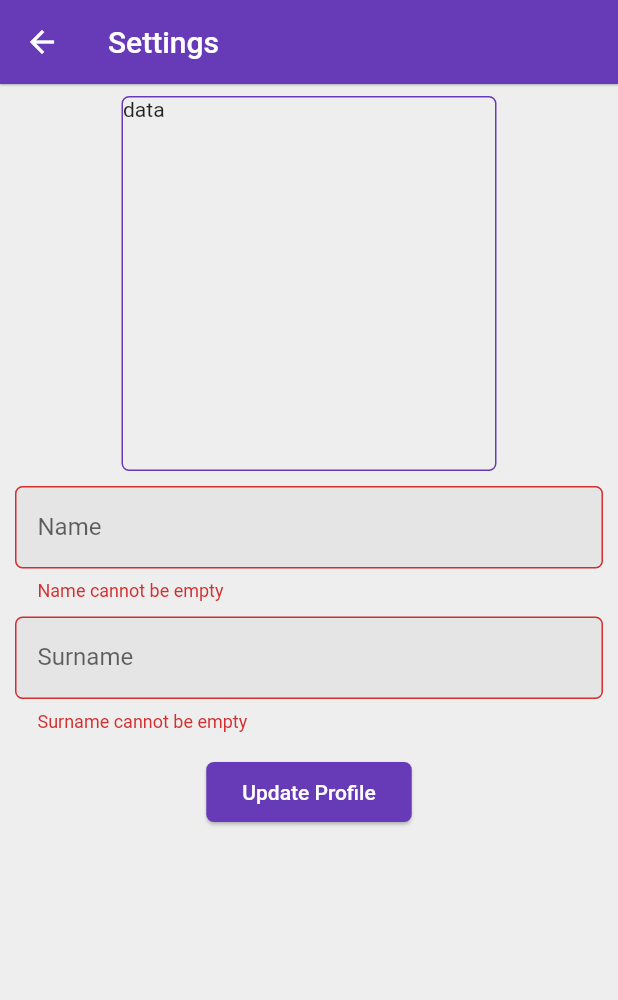
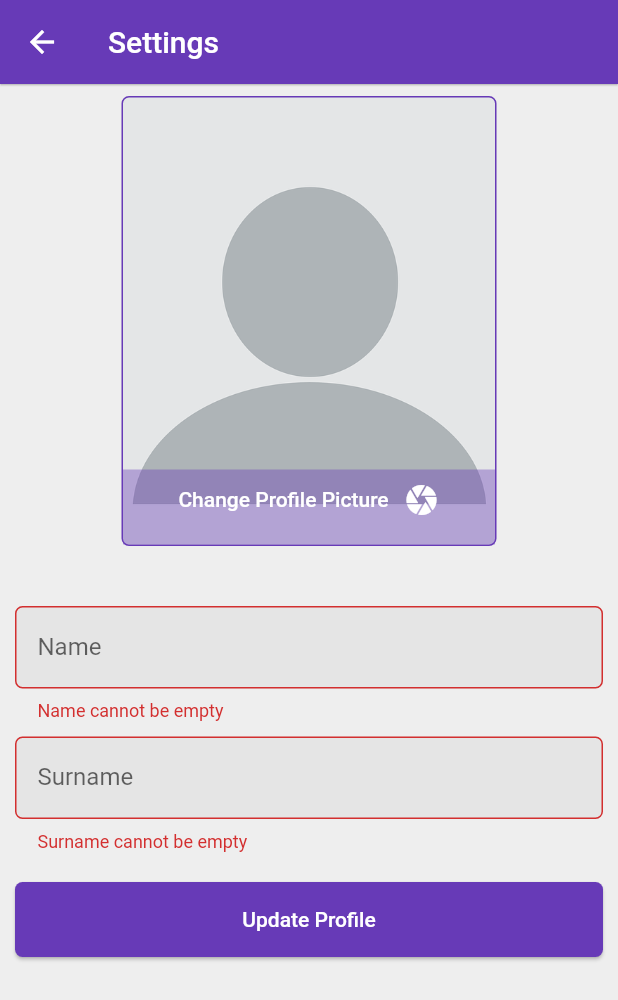
Before and after one commit to JamiuJimoh/jcm, a Flutter app: the SettingsPage screen opened directly with empty values, after a tap on "Update Profile", on a phone screen of 412 x 824 dp. Shown: the top 1000 px of the screen. Run offline on Flutter 3.47's test engine with Material 2 defaults, Android fonts, the phone set to English and light mode, and no system bars; our stand-ins replace cloud_firestore, firebase_auth, firebase_core, firebase_storage, flutter_bloc, google_sign_in and 2 more; accounts and stored records are empty.

Commit message:
implemented firebase image upload feature

```diff
--- /dev/null
+++ b/lib/app/home/settings_page/image_input.dart
@@ -0,0 +1,149 @@
+import 'dart:io';
+
+import 'package:flutter/material.dart';
+import 'package:image_picker/image_picker.dart';
+
+import 'pick_image_container.dart';
+
+class ImageInput extends StatefulWidget {
+  ImageInput({required this.pickedImageFn, required this.initialImage});
+  final void Function(File pickedImage) pickedImageFn;
+  final String initialImage;
+
+  @override
+  _ImageInputState createState() => _ImageInputState();
+}
+
+class _ImageInputState extends State<ImageInput> {
+  File? _storedImage;
+  // File? _image;
+
+  final _imgPicker = ImagePicker();
+
+  Future<void> _chooseImageSource() async {
+    await showModalBottomSheet(
+      context: context,
+      builder: (_) {
+        return Padding(
+          padding: const EdgeInsets.symmetric(vertical: 30.0),
+          child: Row(
+            mainAxisAlignment: MainAxisAlignment.spaceAround,
+            // crossAxisAlignment: CrossAxisAlignment.end,
+            children: [
+              _bottomSheetOption(
+                icon: Icons.camera,
+                text: 'Take a picture',
+                select: () {
+                  _takePicture(ImageSource.camera);
+                },
+              ),
+              _bottomSheetOption(
+                icon: Icons.photo,
+                text: 'Choose from gallery',
+                select: () {
+                  _takePicture(ImageSource.gallery);
+                },
+              ),
+            ],
+          ),
+        );
+      },
+    );
+  }
+
+  Future<void> _takePicture(ImageSource imageSource) async {
+    final imageFile = await _imgPicker.pickImage(
+      source: imageSource,
+      imageQuality: 80,
+      maxHeight: 800,
+      maxWidth: 800,
+    );
+    if (imageFile != null) {
+      setState(() {
+        _storedImage = File(imageFile.path);
+      });
+      // final appDir = await syspaths.getApplicationDocumentsDirectory();
+      // final fileName = path.basename(imageFile.path);
+      // final savedImage = await _storedImage?.copy('${appDir.path}/$fileName');
+      widget.pickedImageFn(File(imageFile.path));
+    }
+    Navigator.of(context).pop();
+  }
+
+  @override
+  Widget build(BuildContext context) {
+    return InkWell(
+      child: PickImageContainer(
+        context,
+        child: Align(
+          alignment: Alignment.bottomCenter,
+          child: Stack(
+            children: [
+              Container(
+                color: Theme.of(context).primaryColor.withAlpha(100),
+                height: 50.0,
+                width: double.infinity,
+              ),
+              Padding(
+                padding: const EdgeInsets.all(8.0),
+                child: Row(
+                  mainAxisAlignment: MainAxisAlignment.center,
+                  children: [
+                    Text(
+                      'Change Profile Picture',
+                      style: Theme.of(context)
+                          .textTheme
+                          .bodyText1
+                          ?.copyWith(color: Colors.white),
+                    ),
+                    const SizedBox(width: 10.0),
+                    Icon(Icons.camera, color: Colors.white),
+                  ],
+                ),
+              ),
+            ],
+          ),
+        ),
+        decorationImage: DecorationImage(
+          image: _storedImage == null
+              ? (widget.initialImage.isEmpty
+                  ? AssetImage('assets/images/blank-profile-picture.png')
+                  : NetworkImage(widget.initialImage) as ImageProvider)
+              : FileImage(_storedImage!),
+          fit: BoxFit.cover,
+        ),
+      ),
+      onTap: _chooseImageSource,
+    );
+  }
+
+  Widget _bottomSheetOption({
+    required IconData icon,
+    required String text,
+    required void Function() select,
+  }) {
+    return GestureDetector(
+      onTap: select,
+      child: SizedBox(
+        height: 120.0,
+        child: Column(
+          children: [
+            Icon(
+              icon,
+              size: 35.0,
+              color: Theme.of(context).accentColor,
+            ),
+            const SizedBox(height: 10.0),
+            Text(
+              text,
+              style: TextStyle(
+                fontSize: 16.0,
+                fontWeight: FontWeight.w600,
+              ),
+            ),
+          ],
+        ),
+      ),
+    );
+  }
+}
--- a/lib/app/home/settings_page/pick_image_container.dart
+++ b/lib/app/home/settings_page/pick_image_container.dart
@@ -2,14 +2,19 @@ import 'package:flutter/material.dart';
 import 'package:jamiu_class_manager/common_widgets/custom_container.dart';
 
 class PickImageContainer extends CustomContainer {
-  PickImageContainer(BuildContext context)
-      : super(
-          child: Text('data'),
+  PickImageContainer(
+    BuildContext context, {
+    required Widget child,
+    DecorationImage? decorationImage,
+  }) : super(
+          child: child,
           borderRadius: 5.0,
           // minHeight: 250.0,
+          decorationImage: decorationImage,
           minHeight: 250.0,
           maxHeight: 300.0,
           minWidth: 250.0,
+          maxWidth: 250.0,
           borderColor: Theme.of(context).primaryColor,
         );
 }
--- a/lib/app/home/settings_page/settings_page.dart
+++ b/lib/app/home/settings_page/settings_page.dart
@@ -1,3 +1,5 @@
+import 'dart:io';
+
 import 'package:cloud_firestore/cloud_firestore.dart';
 import 'package:flutter/material.dart';
 import 'package:jamiu_class_manager/app/home/models/user_profile.dart';
@@ -8,7 +10,7 @@ import 'package:jamiu_class_manager/services/auth.dart';
 import 'package:jamiu_class_manager/services/database.dart';
 import 'package:provider/provider.dart';
 
-import 'pick_image_container.dart';
+import 'image_input.dart';
 
 class SettingsPage extends StatefulWidget {
   const SettingsPage({
@@ -46,17 +48,20 @@ class SettingsPage extends StatefulWidget {
 
 class _SettingsPageState extends State<SettingsPage> {
   final _formKey = GlobalKey<FormState>();
+  File? _pickedImage;
 
   var _isLoading = false;
 
   String? _name;
   String? _surname;
+  String? _userImageUrl;
 
   @override
   void initState() {
     super.initState();
     _name = widget.userProfile.name;
     _surname = widget.userProfile.surname;
+    _userImageUrl = widget.userProfile.imageUrl;
   }
 
   bool _validateAndSaveForm() {
@@ -70,6 +75,7 @@ class _SettingsPageState extends State<SettingsPage> {
   }
 
   Future<void> _send() async {
+    String? imgUrl;
     if (_validateAndSaveForm()) {
       try {
         setState(() {
@@ -77,15 +83,20 @@ class _SettingsPageState extends State<SettingsPage> {
         });
 
         print(widget.auth.currentUser);
+        if (_pickedImage != null) {
+          final url = await widget.database.setImageData(_pickedImage!);
+          imgUrl = url;
+        }
         final userProfile = UserProfile(
           userID: widget.userProfile.userID,
           name: _name!,
           surname: _surname!,
           email: widget.userProfile.email,
-          imageUrl: widget.userProfile.imageUrl,
+          imageUrl: imgUrl ?? _userImageUrl!,
         );
         await widget.database
             .setUserProfile(userProfile, widget.auth.currentUser!.uid);
+
         setState(() {
           _isLoading = false;
         });
@@ -115,8 +126,11 @@ class _SettingsPageState extends State<SettingsPage> {
             key: _formKey,
             child: Column(
               children: [
-                Align(child: PickImageContainer(context)),
-                const SizedBox(height: 10.0),
+                ImageInput(
+                  pickedImageFn: (image) => _pickedImage = image,
+                  initialImage: _userImageUrl ?? '',
+                ),
+                const SizedBox(height: 40.0),
                 CustomTextFormField(
                   initialValue: _name,
                   labelText: 'Name',
@@ -146,16 +160,23 @@ class _SettingsPageState extends State<SettingsPage> {
                 ),
                 const SizedBox(height: 20.0),
                 CustomElevatedButton(
-                  // height: double.infinity,
-                  onPressed: _send,
+                  height: 50.0,
+                  width: double.infinity,
+                  onPressed: _isLoading ? null : _send,
                   child: Padding(
                     padding: const EdgeInsets.all(8.0),
-                    child: Text(
-                      'Update Profile',
-                      style: Theme.of(context).textTheme.bodyText1?.copyWith(
-                            color: Theme.of(context).colorScheme.onPrimary,
+                    child: _isLoading
+                        ? CircularProgressIndicator(color: Colors.white)
+                        : Text(
+                            'Update Profile',
+                            style: Theme.of(context)
+                                .textTheme
+                                .bodyText1
+                                ?.copyWith(
+                                  color:
+                                      Theme.of(context).colorScheme.onPrimary,
+                                ),
                           ),
-                    ),
                   ),
                 ),
               ],
--- a/lib/common_widgets/custom_container.dart
+++ b/lib/common_widgets/custom_container.dart
@@ -8,9 +8,11 @@ class CustomContainer extends StatelessWidget {
   final double? minHeight;
   final double? width;
   final double? minWidth;
+  final double? maxWidth;
   final Color? containerColor;
   final double? borderRadius;
   final Gradient? gradient;
+  final DecorationImage? decorationImage;
   final EdgeInsetsGeometry? padding;
   final VoidCallback? onPressed;
   final List<BoxShadow>? boxShadow;
@@ -21,12 +23,14 @@ class CustomContainer extends StatelessWidget {
     this.containerColor,
     this.padding,
     this.height: 100.0,
+    this.width: 100.0,
     this.maxHeight: 100.0,
     this.minHeight: 100.0,
-    this.width: 100.0,
+    this.maxWidth: 100.0,
     this.minWidth: 100.0,
     this.borderRadius: 20.0,
     this.gradient,
+    this.decorationImage,
     this.boxShadow,
     this.onPressed,
   });
@@ -40,6 +44,7 @@ class CustomContainer extends StatelessWidget {
           minHeight: minHeight!,
           maxHeight: maxHeight!,
           minWidth: minWidth!,
+          maxWidth: maxWidth!,
         ),
         child: Container(
           padding: padding,
@@ -47,6 +52,7 @@ class CustomContainer extends StatelessWidget {
             borderRadius: BorderRadius.all(Radius.circular(borderRadius!)),
             color: containerColor,
             gradient: gradient,
+            image: decorationImage,
             border: borderColor != null
                 ? Border(
                     top: BorderSide(color: borderColor!),
--- a/lib/services/api_path.dart
+++ b/lib/services/api_path.dart
@@ -12,6 +12,8 @@ class APIPath {
 
   static String joinedCourses(String uid) => '/users/$uid/joinedCourses';
 
+  static String userImage(String uid) => 'userImage/$uid/';
+
   static String user(String uid) => 'users/$uid/';
 
   static String users() => 'users/';
--- a/pubspec.yaml
+++ b/pubspec.yaml
@@ -25,10 +25,12 @@ dependencies:
   cupertino_icons: ^1.0.2
   firebase_auth: ^2.0.0
   firebase_core: ^1.3.0
+  firebase_storage: ^10.0.3
   flutter:
     sdk: flutter
   flutter_bloc: ^7.1.0
   google_sign_in: ^5.0.4
+  image_picker: ^0.8.3+3
   intl: ^0.17.0
   provider: ^5.0.0
   rxdart: ^0.27.1
```
Also changed, not shown: lib/services/database.dart (+9 -0 lines), lib/services/firestore_service.dart (+20 -1 lines), pubspec.lock, 1 other file.
